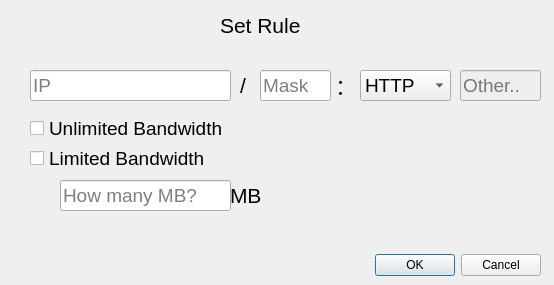
Old version of the form UI/AddRuleWindowUI.ui in the repository GaryLee93/IPtable-GUI.
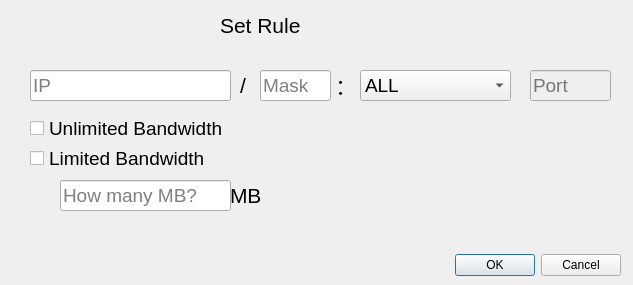
New version of the form.

Commit message: 1. Update the AddRule window 2. Make port and protocol be apart 3. Add protocol property into Rule class

```diff
--- a/UI/AddRuleWindowUI.ui
+++ b/UI/AddRuleWindowUI.ui
@@ -6,7 +6,7 @@
    <rect>
     <x>0</x>
     <y>0</y>
-    <width>554</width>
+    <width>633</width>
     <height>285</height>
    </rect>
   </property>
@@ -16,7 +16,7 @@
   <widget class="QDialogButtonBox" name="buttonBox">
    <property name="geometry">
     <rect>
-     <x>350</x>
+     <x>430</x>
      <y>250</y>
      <width>191</width>
      <height>31</height>
@@ -195,7 +195,7 @@
     <rect>
      <x>360</x>
      <y>70</y>
-     <width>91</width>
+     <width>151</width>
      <height>31</height>
     </rect>
    </property>
@@ -205,6 +205,11 @@
      <pointsize>14</pointsize>
     </font>
    </property>
+   <item>
+    <property name="text">
+     <string>ALL</string>
+    </property>
+   </item>
    <item>
     <property name="text">
      <string>HTTP</string>
@@ -252,7 +257,7 @@
    </property>
    <property name="geometry">
     <rect>
-     <x>460</x>
+     <x>530</x>
      <y>70</y>
      <width>81</width>
      <height>31</height>
@@ -268,7 +273,7 @@
     <string/>
    </property>
    <property name="placeholderText">
-    <string>Other..</string>
+    <string>Port</string>
    </property>
   </widget>
   <widget class="QLabel" name="label_4">
```
Left out of the diff: 9 changed lines with no effect on the pictures. The commit also changes 2 other files.
